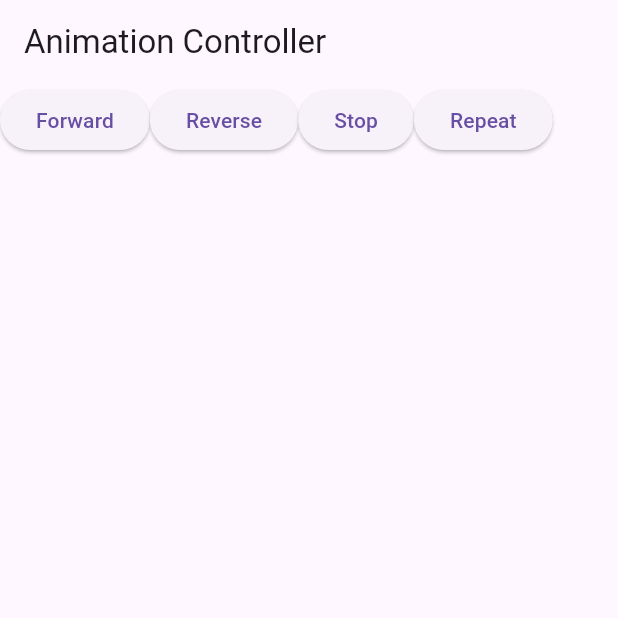
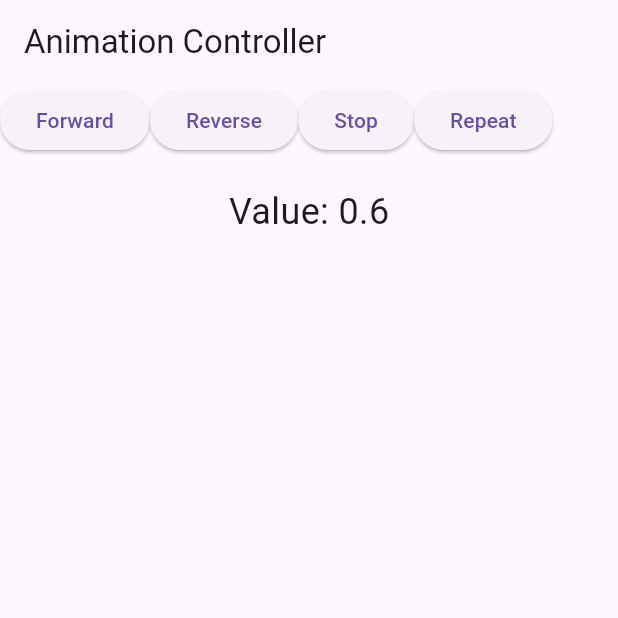
Before and after one commit to itajacybsd/animacaocontrolada, a Flutter app: the screen it shows after launch, after a tap on "Forward", on a phone screen of 412 x 824 dp, the top half of it. Run offline on Flutter 3.47's test engine with Material 3 defaults, Android fonts, the phone set to English and light mode, and no system bars.

Commit message:
valores na tela

```diff
--- a/lib/main.dart
+++ b/lib/main.dart
@@ -36,7 +36,8 @@ class _HomePageState extends State<HomePage>
   }
 
   void listener() {
-    print('Value: ${_animationController.value}');
+    setState(() {});
+    // print('Value: ${_animationController.value}');
   }
 
   @override
@@ -49,7 +50,9 @@ class _HomePageState extends State<HomePage>
   Widget build(BuildContext context) {
     return Scaffold(
       appBar: AppBar(title: Text('Animation Controller')),
-      body: Row(
+      body: Column(
+        children: [
+          Row(
             children: [
               ElevatedButton(
                 onPressed: () {
@@ -77,6 +80,13 @@ class _HomePageState extends State<HomePage>
               ),
             ],
           ),
+          const SizedBox(height: 20),
+          Text(
+            'Value: ${_animationController.value.toStringAsFixed(1)}',
+            style: TextStyle(fontSize: 24),
+          ),
+        ],
+      ),
     );
   }
 }
```
Lines whose indentation alone changed are shown as unchanged.
